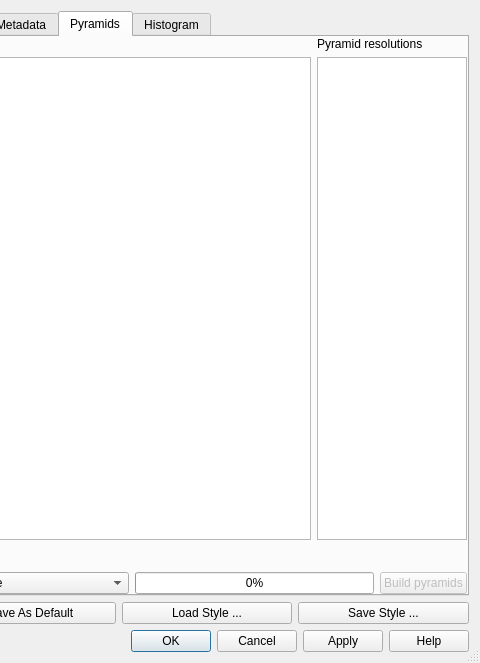
First picture: the form in src/ui/qgsrasterlayerpropertiesbase.ui, repository qgis/QGIS, before the edit; both pictures show x 242 to 722 and y 0 to 663 of the 722 by 663 pixel window.
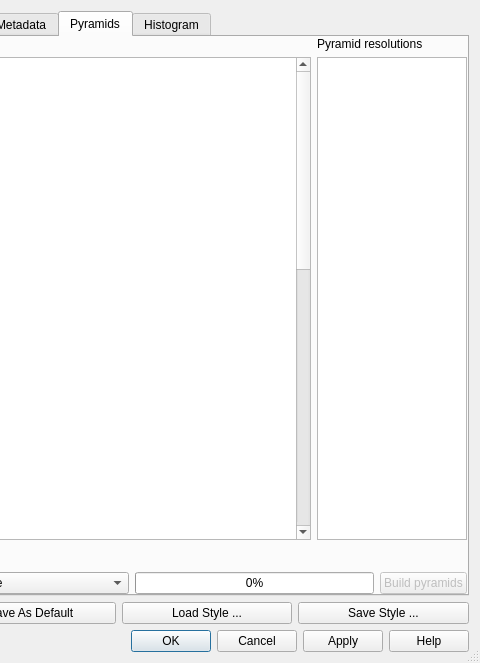
Second picture: the form after the edit. The open tabs and pages were chosen to show the change. Icons and pictures are not drawn. Custom widgets are drawn as their Qt base class.

Commit message: show band names instead of numbers in transparency tab don't add empty row when loading default transparency values

```diff
--- a/src/ui/qgsrasterlayerpropertiesbase.ui
+++ b/src/ui/qgsrasterlayerpropertiesbase.ui
@@ -829,29 +829,50 @@
 &lt;table border=&quot;0&quot; style=&quot;-qt-table-type: root; margin-top:4px; margin-bottom:4px; margin-left:4px; margin-right:4px;&quot;&gt;
 &lt;tr&gt;
 &lt;td style=&quot;border: none;&quot;&gt;
+&lt;p style=&quot;-qt-paragraph-type:empty; margin-top:0px; margin-bottom:0px; margin-left:0px; margin-right:0px; -qt-block-indent:0; text-indent:0px; font-family:'Ubuntu'; font-size:9pt;&quot;&gt;&lt;/p&gt;
+&lt;p style=&quot; margin-top:0px; margin-bottom:0px; margin-left:0px; margin-right:0px; -qt-block-indent:0; text-indent:0px;&quot;&gt;&lt;span style=&quot; font-family:'Ubuntu'; font-size:9pt;&quot;&gt;&lt;br /&gt;&lt;/span&gt;&lt;/p&gt;
+&lt;p style=&quot;-qt-paragraph-type:empty; margin-top:0px; margin-bottom:0px; margin-left:0px; margin-right:0px; -qt-block-indent:0; text-indent:0px; font-family:'Ubuntu'; font-size:9pt;&quot;&gt;&lt;/p&gt;
+&lt;p style=&quot; margin-top:0px; margin-bottom:0px; margin-left:0px; margin-right:0px; -qt-block-indent:0; text-indent:0px;&quot;&gt;&lt;span style=&quot; font-family:'Ubuntu'; font-size:9pt;&quot;&gt;&lt;br /&gt;&lt;/span&gt;&lt;/p&gt;
+&lt;p style=&quot;-qt-paragraph-type:empty; margin-top:0px; margin-bottom:0px; margin-left:0px; margin-right:0px; -qt-block-indent:0; text-indent:0px; font-family:'Ubuntu'; font-size:9pt;&quot;&gt;&lt;/p&gt;
+&lt;p style=&quot; margin-top:0px; margin-bottom:0px; margin-left:0px; margin-right:0px; -qt-block-indent:0; text-indent:0px;&quot;&gt;&lt;span style=&quot; font-family:'Ubuntu'; font-size:9pt;&quot;&gt;&lt;br /&gt;&lt;/span&gt;&lt;/p&gt;
+&lt;p style=&quot;-qt-paragraph-type:empty; margin-top:0px; margin-bottom:0px; margin-left:0px; margin-right:0px; -qt-block-indent:0; text-indent:0px; font-family:'Ubuntu'; font-size:9pt;&quot;&gt;&lt;/p&gt;
+&lt;p style=&quot; margin-top:0px; margin-bottom:0px; margin-left:0px; margin-right:0px; -qt-block-indent:0; text-indent:0px;&quot;&gt;&lt;span style=&quot; font-family:'Ubuntu'; font-size:9pt;&quot;&gt;&lt;br /&gt;&lt;/span&gt;&lt;/p&gt;
+&lt;p style=&quot;-qt-paragraph-type:empty; margin-top:0px; margin-bottom:0px; margin-left:0px; margin-right:0px; -qt-block-indent:0; text-indent:0px; font-family:'Ubuntu'; font-size:9pt;&quot;&gt;&lt;/p&gt;
 &lt;p style=&quot;-qt-paragraph-type:empty; margin-top:0px; margin-bottom:0px; margin-left:0px; margin-right:0px; -qt-block-indent:0; text-indent:0px;&quot;&gt;&lt;br /&gt;&lt;/p&gt;
+&lt;p style=&quot;-qt-paragraph-type:empty; margin-top:0px; margin-bottom:0px; margin-left:0px; margin-right:0px; -qt-block-indent:0; text-indent:0px; font-family:'Ubuntu'; font-size:9pt;&quot;&gt;&lt;/p&gt;
+&lt;p style=&quot; margin-top:0px; margin-bottom:0px; margin-left:0px; margin-right:0px; -qt-block-indent:0; text-indent:0px;&quot;&gt;&lt;span style=&quot; font-family:'Ubuntu'; font-size:9pt;&quot;&gt;&lt;br /&gt;&lt;/span&gt;&lt;/p&gt;
 &lt;p style=&quot;-qt-paragraph-type:empty; margin-top:0px; margin-bottom:0px; margin-left:0px; margin-right:0px; -qt-block-indent:0; text-indent:0px;&quot;&gt;&lt;br /&gt;&lt;/p&gt;
-&lt;p style=&quot;-qt-paragraph-type:empty; margin-top:0px; margin-bottom:0px; margin-left:0px; margin-right:0px; -qt-block-indent:0; text-indent:0px;&quot;&gt;&lt;br /&gt;&lt;/p&gt;
-&lt;p style=&quot;-qt-paragraph-type:empty; margin-top:0px; margin-bottom:0px; margin-left:0px; margin-right:0px; -qt-block-indent:0; text-indent:0px;&quot;&gt;&lt;br /&gt;&lt;/p&gt;
-&lt;p style=&quot;-qt-paragraph-type:empty; margin-top:0px; margin-bottom:0px; margin-left:0px; margin-right:0px; -qt-block-indent:0; text-indent:0px;&quot;&gt;&lt;br /&gt;&lt;/p&gt;
-&lt;p style=&quot;-qt-paragraph-type:empty; margin-top:0px; margin-bottom:0px; margin-left:0px; margin-right:0px; -qt-block-indent:0; text-indent:0px;&quot;&gt;&lt;br /&gt;&lt;/p&gt;
-&lt;p style=&quot;-qt-paragraph-type:empty; margin-top:0px; margin-bottom:0px; margin-left:0px; margin-right:0px; -qt-block-indent:0; text-indent:0px;&quot;&gt;&lt;br /&gt;&lt;/p&gt;
-&lt;p style=&quot;-qt-paragraph-type:empty; margin-top:0px; margin-bottom:0px; margin-left:0px; margin-right:0px; -qt-block-indent:0; text-indent:0px;&quot;&gt;&lt;br /&gt;&lt;/p&gt;
-&lt;p style=&quot;-qt-paragraph-type:empty; margin-top:0px; margin-bottom:0px; margin-left:0px; margin-right:0px; -qt-block-indent:0; text-indent:0px;&quot;&gt;&lt;br /&gt;&lt;/p&gt;
-&lt;p style=&quot;-qt-paragraph-type:empty; margin-top:0px; margin-bottom:0px; margin-left:0px; margin-right:0px; -qt-block-indent:0; text-indent:0px;&quot;&gt;&lt;br /&gt;&lt;/p&gt;
-&lt;p style=&quot;-qt-paragraph-type:empty; margin-top:0px; margin-bottom:0px; margin-left:0px; margin-right:0px; -qt-block-indent:0; text-indent:0px; font-size:10pt;&quot;&gt;&lt;br /&gt;&lt;/p&gt;
-&lt;p style=&quot;-qt-paragraph-type:empty; margin-top:0px; margin-bottom:0px; margin-left:0px; margin-right:0px; -qt-block-indent:0; text-indent:0px; font-family:'Sans'; font-size:10pt;&quot;&gt;&lt;br /&gt;&lt;/p&gt;
-&lt;p style=&quot;-qt-paragraph-type:empty; margin-top:0px; margin-bottom:0px; margin-left:0px; margin-right:0px; -qt-block-indent:0; text-indent:0px;&quot;&gt;&lt;br /&gt;&lt;/p&gt;
-&lt;p style=&quot;-qt-paragraph-type:empty; margin-top:0px; margin-bottom:0px; margin-left:0px; margin-right:0px; -qt-block-indent:0; text-indent:0px; font-family:'Sans'; font-size:10pt;&quot;&gt;&lt;br /&gt;&lt;/p&gt;
-&lt;p style=&quot;-qt-paragraph-type:empty; margin-top:0px; margin-bottom:0px; margin-left:0px; margin-right:0px; -qt-block-indent:0; text-indent:0px; font-family:'Sans'; font-size:10pt;&quot;&gt;&lt;br /&gt;&lt;/p&gt;
-&lt;p style=&quot;-qt-paragraph-type:empty; margin-top:0px; margin-bottom:0px; margin-left:0px; margin-right:0px; -qt-block-indent:0; text-indent:0px; font-family:'Sans'; font-size:10pt;&quot;&gt;&lt;br /&gt;&lt;/p&gt;
-&lt;p style=&quot;-qt-paragraph-type:empty; margin-top:0px; margin-bottom:0px; margin-left:0px; margin-right:0px; -qt-block-indent:0; text-indent:0px; font-family:'Sans'; font-size:10pt;&quot;&gt;&lt;br /&gt;&lt;/p&gt;
-&lt;p style=&quot;-qt-paragraph-type:empty; margin-top:0px; margin-bottom:0px; margin-left:0px; margin-right:0px; -qt-block-indent:0; text-indent:0px; font-family:'Sans'; font-size:10pt;&quot;&gt;&lt;br /&gt;&lt;/p&gt;
-&lt;p style=&quot;-qt-paragraph-type:empty; margin-top:0px; margin-bottom:0px; margin-left:0px; margin-right:0px; -qt-block-indent:0; text-indent:0px; font-family:'Sans'; font-size:10pt;&quot;&gt;&lt;br /&gt;&lt;/p&gt;
-&lt;p style=&quot;-qt-paragraph-type:empty; margin-top:0px; margin-bottom:0px; margin-left:0px; margin-right:0px; -qt-block-indent:0; text-indent:0px; font-family:'Sans'; font-size:10pt;&quot;&gt;&lt;br /&gt;&lt;/p&gt;
-&lt;p style=&quot;-qt-paragraph-type:empty; margin-top:0px; margin-bottom:0px; margin-left:0px; margin-right:0px; -qt-block-indent:0; text-indent:0px; font-family:'Sans'; font-size:10pt;&quot;&gt;&lt;br /&gt;&lt;/p&gt;
-&lt;p style=&quot;-qt-paragraph-type:empty; margin-top:0px; margin-bottom:0px; margin-left:0px; margin-right:0px; -qt-block-indent:0; text-indent:0px; font-family:'Sans'; font-size:10pt;&quot;&gt;&lt;br /&gt;&lt;/p&gt;
-&lt;p style=&quot;-qt-paragraph-type:empty; margin-top:0px; margin-bottom:0px; margin-left:0px; margin-right:0px; -qt-block-indent:0; text-indent:0px; font-family:'Sans Serif';&quot;&gt;&lt;br /&gt;&lt;/p&gt;&lt;/td&gt;&lt;/tr&gt;&lt;/table&gt;&lt;/body&gt;&lt;/html&gt;</string>
+&lt;p style=&quot; margin-top:0px; margin-bottom:0px; margin-left:0px; margin-right:0px; -qt-block-indent:0; text-indent:0px;&quot;&gt;&lt;span style=&quot; font-family:'Ubuntu'; font-size:9pt;&quot;&gt;&lt;br /&gt;&lt;/span&gt;&lt;/p&gt;
+&lt;p style=&quot;-qt-paragraph-type:empty; margin-top:0px; margin-bottom:0px; margin-left:0px; margin-right:0px; -qt-block-indent:0; text-indent:0px; font-family:'Ubuntu'; font-size:9pt;&quot;&gt;&lt;/p&gt;
+&lt;p style=&quot; margin-top:0px; margin-bottom:0px; margin-left:0px; margin-right:0px; -qt-block-indent:0; text-indent:0px;&quot;&gt;&lt;span style=&quot; font-family:'Ubuntu'; font-size:9pt;&quot;&gt;&lt;br /&gt;&lt;/span&gt;&lt;/p&gt;
+&lt;p style=&quot;-qt-paragraph-type:empty; margin-top:0px; margin-bottom:0px; margin-left:0px; margin-right:0px; -qt-block-indent:0; text-indent:0px; font-family:'Ubuntu'; font-size:9pt;&quot;&gt;&lt;/p&gt;
+&lt;p style=&quot; margin-top:0px; margin-bottom:0px; margin-left:0px; margin-right:0px; -qt-block-indent:0; text-indent:0px;&quot;&gt;&lt;span style=&quot; font-family:'Ubuntu'; font-size:9pt;&quot;&gt;&lt;br /&gt;&lt;/span&gt;&lt;/p&gt;
+&lt;p style=&quot;-qt-paragraph-type:empty; margin-top:0px; margin-bottom:0px; margin-left:0px; margin-right:0px; -qt-block-indent:0; text-indent:0px; font-family:'Ubuntu'; font-size:10pt;&quot;&gt;&lt;/p&gt;
+&lt;p style=&quot; margin-top:0px; margin-bottom:0px; margin-left:0px; margin-right:0px; -qt-block-indent:0; text-indent:0px;&quot;&gt;&lt;span style=&quot; font-family:'Ubuntu'; font-size:10pt;&quot;&gt;&lt;br /&gt;&lt;/span&gt;&lt;/p&gt;
+&lt;p style=&quot;-qt-paragraph-type:empty; margin-top:0px; margin-bottom:0px; margin-left:0px; margin-right:0px; -qt-block-indent:0; text-indent:0px; font-family:'Sans'; font-size:10pt;&quot;&gt;&lt;/p&gt;
+&lt;p style=&quot; margin-top:0px; margin-bottom:0px; margin-left:0px; margin-right:0px; -qt-block-indent:0; text-indent:0px;&quot;&gt;&lt;span style=&quot; font-family:'Sans'; font-size:10pt;&quot;&gt;&lt;br /&gt;&lt;/span&gt;&lt;/p&gt;
+&lt;p style=&quot;-qt-paragraph-type:empty; margin-top:0px; margin-bottom:0px; margin-left:0px; margin-right:0px; -qt-block-indent:0; text-indent:0px; font-family:'Ubuntu';&quot;&gt;&lt;/p&gt;
+&lt;p style=&quot; margin-top:0px; margin-bottom:0px; margin-left:0px; margin-right:0px; -qt-block-indent:0; text-indent:0px;&quot;&gt;&lt;span style=&quot; font-family:'Ubuntu';&quot;&gt;&lt;br /&gt;&lt;/span&gt;&lt;/p&gt;
+&lt;p style=&quot;-qt-paragraph-type:empty; margin-top:0px; margin-bottom:0px; margin-left:0px; margin-right:0px; -qt-block-indent:0; text-indent:0px; font-family:'Sans'; font-size:10pt;&quot;&gt;&lt;/p&gt;
+&lt;p style=&quot; margin-top:0px; margin-bottom:0px; margin-left:0px; margin-right:0px; -qt-block-indent:0; text-indent:0px;&quot;&gt;&lt;span style=&quot; font-family:'Sans'; font-size:10pt;&quot;&gt;&lt;br /&gt;&lt;/span&gt;&lt;/p&gt;
+&lt;p style=&quot;-qt-paragraph-type:empty; margin-top:0px; margin-bottom:0px; margin-left:0px; margin-right:0px; -qt-block-indent:0; text-indent:0px; font-family:'Sans'; font-size:10pt;&quot;&gt;&lt;/p&gt;
+&lt;p style=&quot; margin-top:0px; margin-bottom:0px; margin-left:0px; margin-right:0px; -qt-block-indent:0; text-indent:0px;&quot;&gt;&lt;span style=&quot; font-family:'Sans'; font-size:10pt;&quot;&gt;&lt;br /&gt;&lt;/span&gt;&lt;/p&gt;
+&lt;p style=&quot;-qt-paragraph-type:empty; margin-top:0px; margin-bottom:0px; margin-left:0px; margin-right:0px; -qt-block-indent:0; text-indent:0px; font-family:'Sans'; font-size:10pt;&quot;&gt;&lt;/p&gt;
+&lt;p style=&quot; margin-top:0px; margin-bottom:0px; margin-left:0px; margin-right:0px; -qt-block-indent:0; text-indent:0px;&quot;&gt;&lt;span style=&quot; font-family:'Sans'; font-size:10pt;&quot;&gt;&lt;br /&gt;&lt;/span&gt;&lt;/p&gt;
+&lt;p style=&quot;-qt-paragraph-type:empty; margin-top:0px; margin-bottom:0px; margin-left:0px; margin-right:0px; -qt-block-indent:0; text-indent:0px; font-family:'Sans'; font-size:10pt;&quot;&gt;&lt;/p&gt;
+&lt;p style=&quot; margin-top:0px; margin-bottom:0px; margin-left:0px; margin-right:0px; -qt-block-indent:0; text-indent:0px;&quot;&gt;&lt;span style=&quot; font-family:'Sans'; font-size:10pt;&quot;&gt;&lt;br /&gt;&lt;/span&gt;&lt;/p&gt;
+&lt;p style=&quot;-qt-paragraph-type:empty; margin-top:0px; margin-bottom:0px; margin-left:0px; margin-right:0px; -qt-block-indent:0; text-indent:0px; font-family:'Sans'; font-size:10pt;&quot;&gt;&lt;/p&gt;
+&lt;p style=&quot; margin-top:0px; margin-bottom:0px; margin-left:0px; margin-right:0px; -qt-block-indent:0; text-indent:0px;&quot;&gt;&lt;span style=&quot; font-family:'Sans'; font-size:10pt;&quot;&gt;&lt;br /&gt;&lt;/span&gt;&lt;/p&gt;
+&lt;p style=&quot;-qt-paragraph-type:empty; margin-top:0px; margin-bottom:0px; margin-left:0px; margin-right:0px; -qt-block-indent:0; text-indent:0px; font-family:'Sans'; font-size:10pt;&quot;&gt;&lt;/p&gt;
+&lt;p style=&quot; margin-top:0px; margin-bottom:0px; margin-left:0px; margin-right:0px; -qt-block-indent:0; text-indent:0px;&quot;&gt;&lt;span style=&quot; font-family:'Sans'; font-size:10pt;&quot;&gt;&lt;br /&gt;&lt;/span&gt;&lt;/p&gt;
+&lt;p style=&quot;-qt-paragraph-type:empty; margin-top:0px; margin-bottom:0px; margin-left:0px; margin-right:0px; -qt-block-indent:0; text-indent:0px; font-family:'Sans'; font-size:10pt;&quot;&gt;&lt;/p&gt;
+&lt;p style=&quot; margin-top:0px; margin-bottom:0px; margin-left:0px; margin-right:0px; -qt-block-indent:0; text-indent:0px;&quot;&gt;&lt;span style=&quot; font-family:'Sans'; font-size:10pt;&quot;&gt;&lt;br /&gt;&lt;/span&gt;&lt;/p&gt;
+&lt;p style=&quot;-qt-paragraph-type:empty; margin-top:0px; margin-bottom:0px; margin-left:0px; margin-right:0px; -qt-block-indent:0; text-indent:0px; font-family:'Sans'; font-size:10pt;&quot;&gt;&lt;/p&gt;
+&lt;p style=&quot; margin-top:0px; margin-bottom:0px; margin-left:0px; margin-right:0px; -qt-block-indent:0; text-indent:0px;&quot;&gt;&lt;span style=&quot; font-family:'Sans'; font-size:10pt;&quot;&gt;&lt;br /&gt;&lt;/span&gt;&lt;/p&gt;
+&lt;p style=&quot;-qt-paragraph-type:empty; margin-top:0px; margin-bottom:0px; margin-left:0px; margin-right:0px; -qt-block-indent:0; text-indent:0px; font-family:'Sans'; font-size:10pt;&quot;&gt;&lt;/p&gt;
+&lt;p style=&quot; margin-top:0px; margin-bottom:0px; margin-left:0px; margin-right:0px; -qt-block-indent:0; text-indent:0px;&quot;&gt;&lt;span style=&quot; font-family:'Sans'; font-size:10pt;&quot;&gt;&lt;br /&gt;&lt;/span&gt;&lt;/p&gt;
+&lt;p style=&quot;-qt-paragraph-type:empty; margin-top:0px; margin-bottom:0px; margin-left:0px; margin-right:0px; -qt-block-indent:0; text-indent:0px; font-family:'Sans Serif'; font-size:9pt;&quot;&gt;&lt;/p&gt;
+&lt;p style=&quot; margin-top:0px; margin-bottom:0px; margin-left:0px; margin-right:0px; -qt-block-indent:0; text-indent:0px;&quot;&gt;&lt;span style=&quot; font-family:'Sans Serif'; font-size:9pt;&quot;&gt;&lt;br /&gt;&lt;/span&gt;&lt;/p&gt;&lt;/td&gt;&lt;/tr&gt;&lt;/table&gt;&lt;/body&gt;&lt;/html&gt;</string>
          </property>
         </widget>
        </item>
```
Left out of the diff: 3 changed lines with no effect on the pictures. The commit also changes 1 other file.
